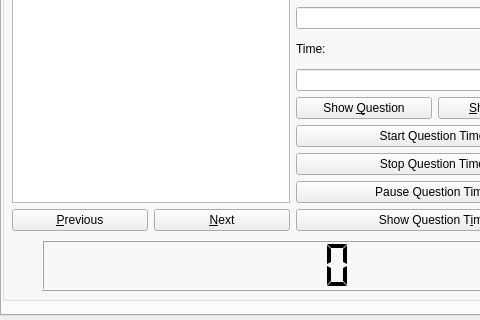
First picture: the form in src/server/server.ui, repository trigger-happy/Cerberus, before the edit; both pictures show x 0 to 480 and y 205 to 525 of the 592 by 525 pixel window.
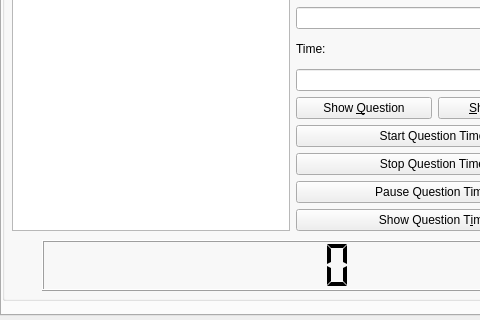
Second picture: the form after the edit. The open tabs and pages were chosen to show the change.

Commit message:
Server: Removed the next and previous buttons
Pointless and only took up screen space.

What changed in the file:
```diff
--- a/src/server/server.ui
+++ b/src/server/server.ui
@@ -381,22 +381,7 @@
           <widget class="QListView" name="p_q_listv"/>
          </item>
          <item>
-          <layout class="QHBoxLayout" name="horizontalLayout_10">
-           <item>
-            <widget class="QPushButton" name="p_prev_q_btn">
-             <property name="text">
-              <string>&amp;Previous</string>
-             </property>
-            </widget>
-           </item>
-           <item>
-            <widget class="QPushButton" name="p_next_q_btn">
-             <property name="text">
-              <string>&amp;Next</string>
-             </property>
-            </widget>
-           </item>
-          </layout>
+          <layout class="QHBoxLayout" name="horizontalLayout_10"/>
          </item>
         </layout>
        </item>
```
The commit also changes 2 other files.
